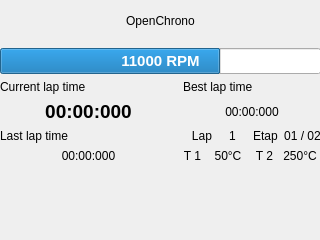
First picture: the form in uc_projets/openchrono/gui_qt/openchrono_trunk/ui/mainwin.ui, repository BackupTheBerlios/openphysic-svn, before the edit.
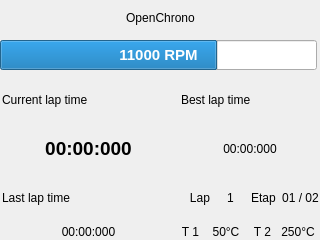
Second picture: the form after the edit.

What changed in the file:
```diff
--- a/uc_projets/openchrono/gui_qt/openchrono_trunk/ui/mainwin.ui
+++ b/uc_projets/openchrono/gui_qt/openchrono_trunk/ui/mainwin.ui
@@ -15,75 +15,29 @@
   <widget class="QWidget" name="verticalLayout" >
    <property name="geometry" >
     <rect>
-     <x>0</x>
-     <y>0</y>
-     <width>321</width>
-     <height>163</height>
+     <x>2</x>
+     <y>78</y>
+     <width>317</width>
+     <height>161</height>
     </rect>
    </property>
-   <layout class="QVBoxLayout" >
-    <property name="margin" >
+   <layout class="QGridLayout" >
+    <property name="leftMargin" >
      <number>0</number>
     </property>
-    <property name="spacing" >
-     <number>6</number>
+    <property name="topMargin" >
+     <number>0</number>
     </property>
-    <item>
-     <layout class="QGridLayout" >
-      <property name="margin" >
+    <property name="rightMargin" >
        <number>0</number>
       </property>
-      <property name="spacing" >
-       <number>6</number>
-      </property>
-      <item row="1" column="0" >
-       <widget class="QProgressBar" name="GraphicRPM" >
-        <property name="font" >
-         <font>
-          <pointsize>11</pointsize>
-          <weight>75</weight>
-          <bold>true</bold>
-         </font>
-        </property>
-        <property name="maximum" >
-         <number>16000</number>
-        </property>
-        <property name="value" >
-         <number>11000</number>
-        </property>
-        <property name="alignment" >
-         <set>Qt::AlignHCenter</set>
-        </property>
-        <property name="textVisible" >
-         <bool>true</bool>
-        </property>
-        <property name="orientation" >
-         <enum>Qt::Horizontal</enum>
-        </property>
-        <property name="invertedAppearance" >
-         <bool>false</bool>
-        </property>
-        <property name="format" >
-         <string>%v RPM</string>
-        </property>
-       </widget>
-      </item>
-      <item row="0" column="0" >
-       <widget class="QLabel" name="lblMessage" >
-        <property name="text" >
-         <string>OpenChrono</string>
-        </property>
-        <property name="alignment" >
-         <set>Qt::AlignCenter</set>
-        </property>
-       </widget>
-      </item>
-      <item row="2" column="0" >
-       <layout class="QGridLayout" >
-        <property name="margin" >
+    <property name="bottomMargin" >
          <number>0</number>
         </property>
-        <property name="spacing" >
+    <property name="horizontalSpacing" >
+     <number>6</number>
+    </property>
+    <property name="verticalSpacing" >
          <number>6</number>
         </property>
         <item row="2" column="0" >
@@ -194,9 +148,6 @@
           </item>
           <item>
            <layout class="QHBoxLayout" >
-            <property name="margin" >
-             <number>0</number>
-            </property>
             <property name="spacing" >
              <number>6</number>
             </property>
@@ -228,18 +179,13 @@
         </item>
         <item row="3" column="1" >
          <layout class="QHBoxLayout" >
-          <property name="margin" >
-           <number>0</number>
-          </property>
           <property name="spacing" >
            <number>6</number>
           </property>
           <item>
            <widget class="QLabel" name="lbl2Tmp1" >
             <property name="sizePolicy" >
-             <sizepolicy>
-              <hsizetype>0</hsizetype>
-              <vsizetype>0</vsizetype>
+         <sizepolicy vsizetype="Fixed" hsizetype="Fixed" >
               <horstretch>0</horstretch>
               <verstretch>0</verstretch>
              </sizepolicy>
@@ -260,9 +206,7 @@
           <item>
            <widget class="QLabel" name="lblTemp1" >
             <property name="sizePolicy" >
-             <sizepolicy>
-              <hsizetype>0</hsizetype>
-              <vsizetype>0</vsizetype>
+         <sizepolicy vsizetype="Fixed" hsizetype="Fixed" >
               <horstretch>1</horstretch>
               <verstretch>0</verstretch>
              </sizepolicy>
@@ -284,9 +228,7 @@
           <item>
            <widget class="QLabel" name="lbl2Temp2" >
             <property name="sizePolicy" >
-             <sizepolicy>
-              <hsizetype>0</hsizetype>
-              <vsizetype>0</vsizetype>
+         <sizepolicy vsizetype="Fixed" hsizetype="Fixed" >
               <horstretch>0</horstretch>
               <verstretch>0</verstretch>
              </sizepolicy>
@@ -307,9 +249,7 @@
           <item>
            <widget class="QLabel" name="lblTemp2" >
             <property name="sizePolicy" >
-             <sizepolicy>
-              <hsizetype>0</hsizetype>
-              <vsizetype>0</vsizetype>
+         <sizepolicy vsizetype="Fixed" hsizetype="Fixed" >
               <horstretch>0</horstretch>
               <verstretch>0</verstretch>
              </sizepolicy>
@@ -331,10 +271,60 @@
          </layout>
         </item>
        </layout>
-      </item>
-     </layout>
-    </item>
-   </layout>
+  </widget>
+  <widget class="QLabel" name="lblMessage" >
+   <property name="geometry" >
+    <rect>
+     <x>2</x>
+     <y>2</y>
+     <width>317</width>
+     <height>31</height>
+    </rect>
+   </property>
+   <property name="text" >
+    <string>OpenChrono</string>
+   </property>
+   <property name="alignment" >
+    <set>Qt::AlignCenter</set>
+   </property>
+  </widget>
+  <widget class="QProgressBar" name="GraphicRPM" >
+   <property name="geometry" >
+    <rect>
+     <x>0</x>
+     <y>40</y>
+     <width>317</width>
+     <height>30</height>
+    </rect>
+   </property>
+   <property name="font" >
+    <font>
+     <pointsize>11</pointsize>
+     <weight>75</weight>
+     <bold>true</bold>
+    </font>
+   </property>
+   <property name="maximum" >
+    <number>16000</number>
+   </property>
+   <property name="value" >
+    <number>11000</number>
+   </property>
+   <property name="alignment" >
+    <set>Qt::AlignHCenter</set>
+   </property>
+   <property name="textVisible" >
+    <bool>true</bool>
+   </property>
+   <property name="orientation" >
+    <enum>Qt::Horizontal</enum>
+   </property>
+   <property name="invertedAppearance" >
+    <bool>false</bool>
+   </property>
+   <property name="format" >
+    <string>%v RPM</string>
+   </property>
   </widget>
  </widget>
  <resources/>
```
Left out of the diff: 41 changed lines with no effect on the pictures. Lines whose indentation alone changed are shown as unchanged.
